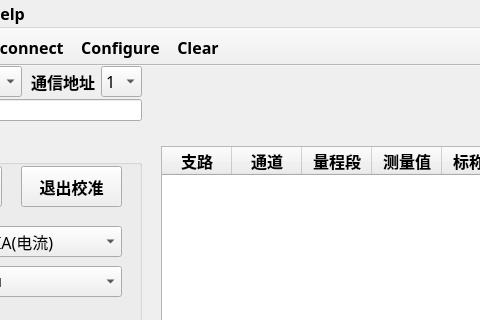
isliulin/QT43, file serial/mainwindow.ui: the form before one commit; both pictures show x 129 to 609 and y 0 to 320 of the 757 by 492 pixel window.
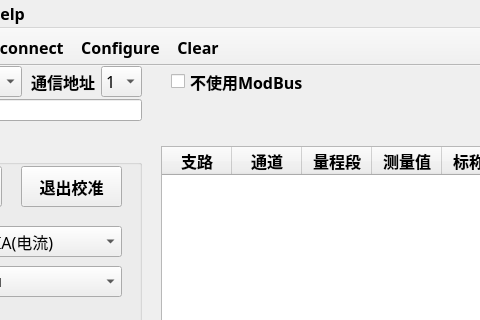
The form after the commit. Icons and pictures are not drawn.

Commit message: 界面添加modbus选项

The edit to the form file:
```diff
--- a/serial/mainwindow.ui
+++ b/serial/mainwindow.ui
@@ -656,6 +656,19 @@
      <enum>QLineEdit::Password</enum>
     </property>
    </widget>
+   <widget class="QCheckBox" name="checkBox">
+    <property name="geometry">
+     <rect>
+      <x>300</x>
+      <y>0</y>
+      <width>138</width>
+      <height>31</height>
+     </rect>
+    </property>
+    <property name="text">
+     <string>不使用ModBus</string>
+    </property>
+   </widget>
   </widget>
   <widget class="QMenuBar" name="menuBar">
    <property name="geometry">
```
Left out of the diff: 2 changed lines with no effect on the pictures.
